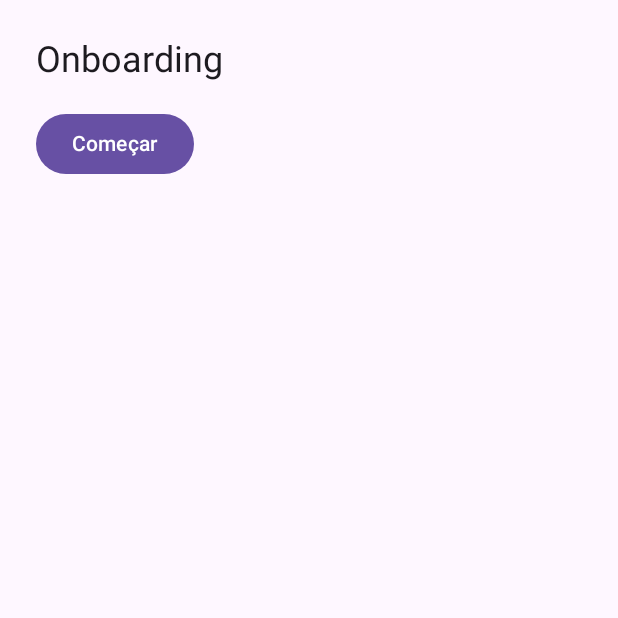
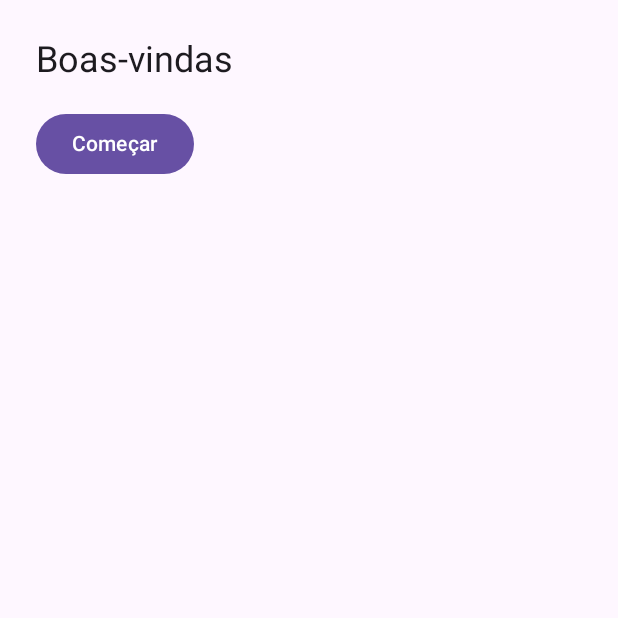
Before and after one commit to Valossa515/tap-guard, an Android app built with Jetpack Compose: the screen it shows after launch (MainActivity), on a phone screen of 412 x 824 dp, the top half of it. Run offline under Robolectric (Android 15) with nearby library versions, the phone set to English and light mode, and no system bars.

Commit message:
fix: troca o título da T1 por um termo em português
RNF-07: sem termo técnico na interface. "Onboarding" vira "Boas-vindas".

Co-Authored-By: Claude Opus 5.5 <noreply@anthropic.com>

```diff
--- a/app/src/main/res/values/strings.xml
+++ b/app/src/main/res/values/strings.xml
@@ -10,8 +10,8 @@
     <string name="risk_level_yellow_icon_description">Nível amarelo</string>
     <string name="risk_level_red_icon_description">Nível vermelho</string>
 
-    <!-- Títulos das telas: nomes da especificação (seção 10). -->
-    <string name="onboarding_title">Onboarding</string>
+    <!-- Títulos das telas: nomes da especificação (seção 10); a T1 em português, sem termo técnico (RNF-07). -->
+    <string name="onboarding_title">Boas-vindas</string>
     <string name="home_title">Início</string>
     <string name="scan_result_title">Resultado</string>
     <string name="app_detail_title">Detalhe do app</string>
```
